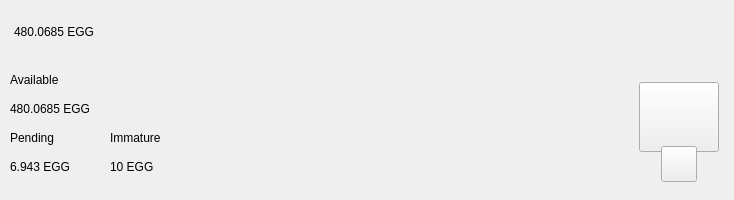
KingricharVD/NestEGG, file src/qt/pivx/forms/topbar.ui: the form before one commit.
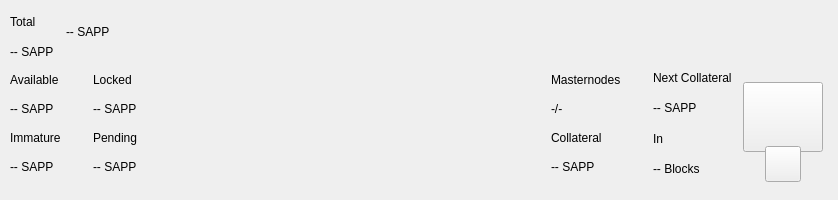
The form after the commit. Custom widgets are drawn as their Qt base class.

Patch:
```diff
--- a/src/qt/pivx/forms/topbar.ui
+++ b/src/qt/pivx/forms/topbar.ui
@@ -6,7 +6,7 @@
    <rect>
     <x>0</x>
     <y>0</y>
-    <width>734</width>
+    <width>838</width>
     <height>200</height>
    </rect>
   </property>
@@ -72,17 +72,60 @@
           <number>0</number>
          </property>
          <property name="leftMargin">
-          <number>14</number>
+          <number>10</number>
          </property>
          <property name="topMargin">
           <number>0</number>
          </property>
          <property name="rightMargin">
-          <number>14</number>
+          <number>10</number>
          </property>
          <property name="bottomMargin">
           <number>0</number>
          </property>
+         <item>
+          <layout class="QHBoxLayout" name="horizontalLayout_4">
+           <property name="spacing">
+            <number>12</number>
+           </property>
+           <property name="rightMargin">
+            <number>0</number>
+           </property>
+           <item>
+            <widget class="QWidget" name="widgetAmount" native="true">
+             <layout class="QVBoxLayout" name="verticalLayout_2">
+              <property name="spacing">
+               <number>2</number>
+              </property>
+              <property name="leftMargin">
+               <number>0</number>
+              </property>
+              <property name="topMargin">
+               <number>8</number>
+              </property>
+              <property name="rightMargin">
+               <number>0</number>
+              </property>
+              <property name="bottomMargin">
+               <number>0</number>
+              </property>
+              <item>
+               <widget class="QLabel" name="labelTitle1">
+                <property name="text">
+                 <string>Total</string>
+                </property>
+               </widget>
+              </item>
+              <item>
+               <widget class="QLabel" name="labelAmountPiv">
+                <property name="text">
+                 <string notr="true">-- SAPP</string>
+                </property>
+               </widget>
+              </item>
+             </layout>
+            </widget>
+           </item>
          <item alignment="Qt::AlignVCenter">
           <widget class="QWidget" name="widgetTopAmount" native="true">
            <property name="sizePolicy">
@@ -119,7 +162,7 @@
                <string notr="true">padding:0px;margin:0px;</string>
               </property>
               <property name="text">
-               <string notr="true">480.0685 EGG</string>
+                 <string notr="true">-- SAPP</string>
               </property>
              </widget>
             </item>
@@ -139,14 +182,6 @@
            </property>
           </spacer>
          </item>
-         <item>
-          <layout class="QHBoxLayout" name="horizontalLayout_4">
-           <property name="spacing">
-            <number>12</number>
-           </property>
-           <property name="rightMargin">
-            <number>0</number>
-           </property>
            <item alignment="Qt::AlignRight">
             <widget class="QWidget" name="layoutSync" native="true">
              <property name="minimumSize">
@@ -201,6 +236,12 @@
                <height>36</height>
               </size>
              </property>
+             <property name="maximumSize">
+              <size>
+               <width>16777215</width>
+               <height>36</height>
+              </size>
+             </property>
             </widget>
            </item>
            <item>
@@ -211,6 +252,12 @@
                <height>36</height>
               </size>
              </property>
+             <property name="maximumSize">
+              <size>
+               <width>16777215</width>
+               <height>36</height>
+              </size>
+             </property>
             </widget>
            </item>
            <item>
@@ -218,6 +265,44 @@
              <property name="minimumSize">
               <size>
                <width>36</width>
+               <height>36</height>
+              </size>
+             </property>
+             <property name="maximumSize">
+              <size>
+               <width>16777215</width>
+               <height>36</height>
+              </size>
+             </property>
+            </widget>
+           </item>
+           <item>
+            <widget class="ExpandableButton" name="pushButtonMasternodes" native="true">
+             <property name="minimumSize">
+              <size>
+               <width>36</width>
+               <height>36</height>
+              </size>
+             </property>
+             <property name="maximumSize">
+              <size>
+               <width>16777215</width>
+               <height>36</height>
+              </size>
+             </property>
+            </widget>
+           </item>
+           <item>
+            <widget class="ExpandableButton" name="pushButtonConsole" native="true">
+             <property name="minimumSize">
+              <size>
+               <width>36</width>
+               <height>36</height>
+              </size>
+             </property>
+             <property name="maximumSize">
+              <size>
+               <width>16777215</width>
                <height>36</height>
               </size>
              </property>
@@ -231,6 +316,12 @@
                <height>36</height>
               </size>
              </property>
+             <property name="maximumSize">
+              <size>
+               <width>16777215</width>
+               <height>36</height>
+              </size>
+             </property>
             </widget>
            </item>
            <item>
@@ -241,6 +332,12 @@
                <height>36</height>
               </size>
              </property>
+             <property name="maximumSize">
+              <size>
+               <width>16777215</width>
+               <height>36</height>
+              </size>
+             </property>
             </widget>
            </item>
            <item>
@@ -257,6 +354,12 @@
                <height>0</height>
               </size>
              </property>
+             <property name="maximumSize">
+              <size>
+               <width>16777215</width>
+               <height>36</height>
+              </size>
+             </property>
             </widget>
            </item>
            <item>
@@ -283,6 +386,12 @@
                <height>36</height>
               </size>
              </property>
+             <property name="maximumSize">
+              <size>
+               <width>16777215</width>
+               <height>36</height>
+              </size>
+             </property>
             </widget>
            </item>
           </layout>
@@ -313,6 +422,9 @@
          </property>
          <item>
           <layout class="QHBoxLayout" name="horizontalLayout_3">
+           <property name="spacing">
+            <number>0</number>
+           </property>
            <property name="bottomMargin">
             <number>9</number>
            </property>
@@ -325,26 +437,8 @@
               <number>0</number>
              </property>
              <property name="rightMargin">
-              <number>30</number>
+              <number>0</number>
              </property>
-             <item>
-              <layout class="QVBoxLayout" name="verticalLayout_2">
-               <item>
-                <widget class="QLabel" name="labelTitle1">
-                 <property name="text">
-                  <string>Available</string>
-                 </property>
-                </widget>
-               </item>
-               <item>
-                <widget class="QLabel" name="labelAmountPiv">
-                 <property name="text">
-                  <string notr="true">480.0685 EGG</string>
-                 </property>
-                </widget>
-               </item>
-              </layout>
-             </item>
              <item>
               <layout class="QHBoxLayout" name="horizontalLayout_2">
                <property name="spacing">
@@ -353,39 +447,19 @@
                <item>
                 <layout class="QVBoxLayout" name="verticalLayout_3">
                  <item>
-                  <widget class="QLabel" name="labelTitle3">
+                  <widget class="QLabel" name="labelTitle5">
                    <property name="text">
-                    <string>Pending</string>
+                    <string>Available</string>
                    </property>
                   </widget>
                  </item>
                  <item>
-                  <widget class="QLabel" name="labelPendingPiv">
+                  <widget class="QLabel" name="labelAvailablePiv">
                    <property name="text">
-                    <string notr="true">6.943 EGG</string>
+                    <string>-- SAPP</string>
                    </property>
                   </widget>
                  </item>
-                </layout>
-               </item>
-               <item>
-                <spacer name="horizontalSpacer_3">
-                 <property name="orientation">
-                  <enum>Qt::Horizontal</enum>
-                 </property>
-                 <property name="sizeType">
-                  <enum>QSizePolicy::Fixed</enum>
-                 </property>
-                 <property name="sizeHint" stdset="0">
-                  <size>
-                   <width>40</width>
-                   <height>20</height>
-                  </size>
-                 </property>
-                </spacer>
-               </item>
-               <item>
-                <layout class="QVBoxLayout" name="verticalLayout_4">
                  <item>
                   <widget class="QLabel" name="labelTitle4">
                    <property name="text">
@@ -396,7 +470,42 @@
                  <item>
                   <widget class="QLabel" name="labelImmaturePiv">
                    <property name="text">
-                    <string notr="true">10 EGG</string>
+                    <string notr="true">-- SAPP</string>
+                   </property>
+                  </widget>
+                 </item>
+                </layout>
+               </item>
+               <item>
+                <layout class="QVBoxLayout" name="verticalLayout_8">
+                 <property name="leftMargin">
+                  <number>32</number>
+                 </property>
+                 <item>
+                  <widget class="QLabel" name="labelTitle6">
+                   <property name="text">
+                    <string>Locked</string>
+                   </property>
+                  </widget>
+                 </item>
+                 <item>
+                  <widget class="QLabel" name="labelLockedPiv">
+                   <property name="text">
+                    <string>-- SAPP</string>
+                   </property>
+                  </widget>
+                 </item>
+                 <item>
+                  <widget class="QLabel" name="labelTitle3">
+                   <property name="text">
+                    <string>Pending</string>
+                   </property>
+                  </widget>
+                 </item>
+                 <item>
+                  <widget class="QLabel" name="labelPendingPiv">
+                   <property name="text">
+                    <string notr="true">-- SAPP</string>
                    </property>
                   </widget>
                  </item>
@@ -421,7 +530,98 @@
            </property>
           </spacer>
          </item>
-         <item alignment="Qt::AlignHCenter|Qt::AlignVCenter">
+         <item>
+          <layout class="QHBoxLayout" name="horizontalLayout_6">
+           <property name="spacing">
+            <number>0</number>
+           </property>
+           <property name="rightMargin">
+            <number>0</number>
+           </property>
+           <property name="bottomMargin">
+            <number>9</number>
+           </property>
+           <item>
+            <layout class="QVBoxLayout" name="verticalLayout_5">
+             <item>
+              <widget class="QLabel" name="labelMasternodesTitle">
+               <property name="text">
+                <string>Masternodes</string>
+               </property>
+              </widget>
+             </item>
+             <item>
+              <widget class="QLabel" name="labelMasternodeCount">
+               <property name="text">
+                <string>-/-</string>
+               </property>
+              </widget>
+             </item>
+             <item>
+              <widget class="QLabel" name="labelTitle8">
+               <property name="text">
+                <string>Collateral</string>
+               </property>
+              </widget>
+             </item>
+             <item>
+              <widget class="QLabel" name="labelCollateralPiv">
+               <property name="text">
+                <string notr="true">-- SAPP</string>
+               </property>
+              </widget>
+             </item>
+            </layout>
+           </item>
+           <item>
+            <widget class="QWidget" name="widgetNextCollateral" native="true">
+             <layout class="QVBoxLayout" name="verticalLayout_12">
+              <property name="leftMargin">
+               <number>32</number>
+              </property>
+              <property name="topMargin">
+               <number>0</number>
+              </property>
+              <property name="rightMargin">
+               <number>0</number>
+              </property>
+              <property name="bottomMargin">
+               <number>0</number>
+              </property>
+              <item>
+               <widget class="QLabel" name="labelNextMasternodesTitle">
+                <property name="text">
+                 <string>Next Collateral</string>
+                </property>
+               </widget>
+              </item>
+              <item>
+               <widget class="QLabel" name="labelNextCollateralValue">
+                <property name="text">
+                 <string>-- SAPP</string>
+                </property>
+               </widget>
+              </item>
+              <item>
+               <widget class="QLabel" name="labelTitle9">
+                <property name="text">
+                 <string>In</string>
+                </property>
+               </widget>
+              </item>
+              <item>
+               <widget class="QLabel" name="labelNextCollateralBlocks">
+                <property name="text">
+                 <string notr="true">-- Blocks</string>
+                </property>
+               </widget>
+              </item>
+             </layout>
+            </widget>
+           </item>
+          </layout>
+         </item>
+         <item>
           <widget class="QWidget" name="qrContainer" native="true">
            <property name="sizePolicy">
             <sizepolicy hsizetype="Preferred" vsizetype="Minimum">
```
Left out of the diff: 4 changed lines with no effect on the pictures. Lines whose indentation alone changed are shown as unchanged.
